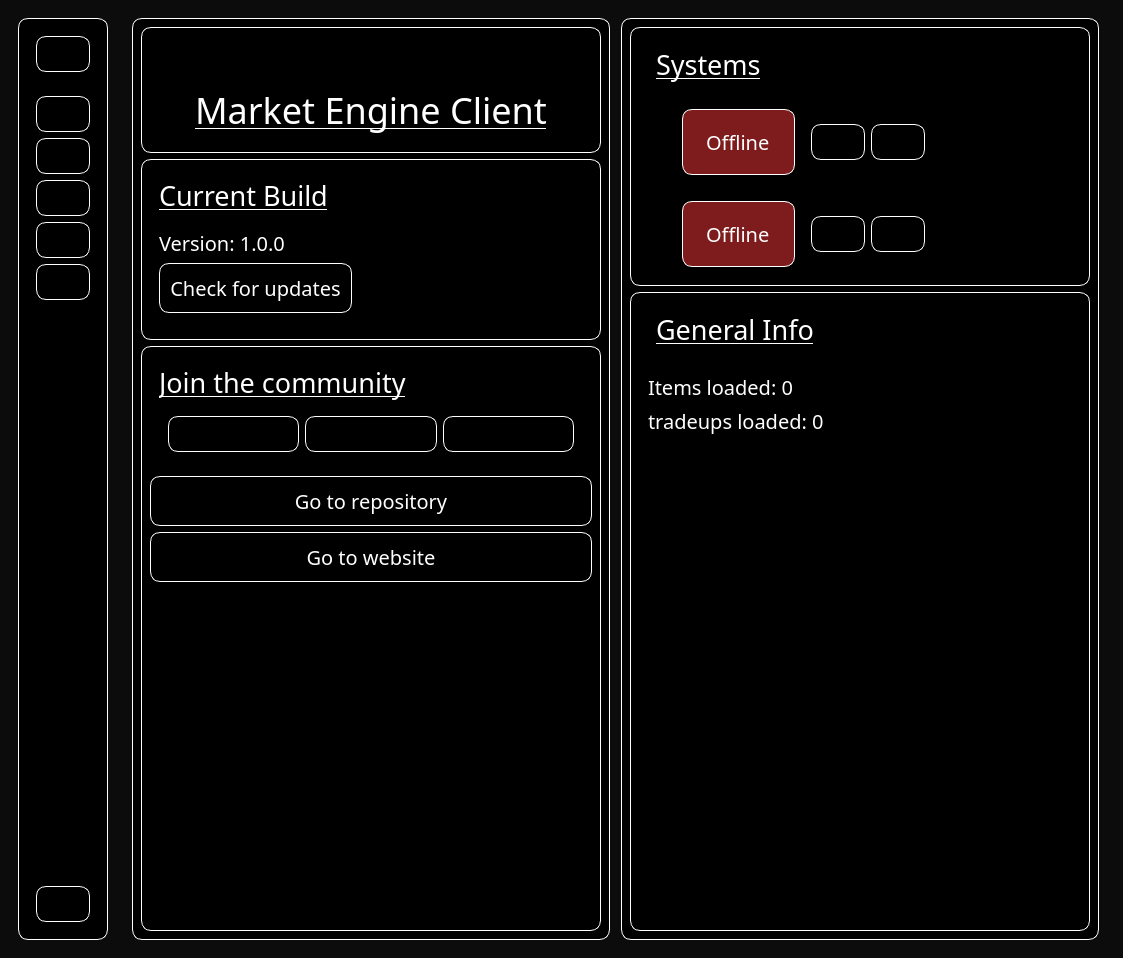
Before: the Qt Designer form ui/market_engine_client.ui in 1FIL0/Market-Engine-Assets, drawn with Qt 5.
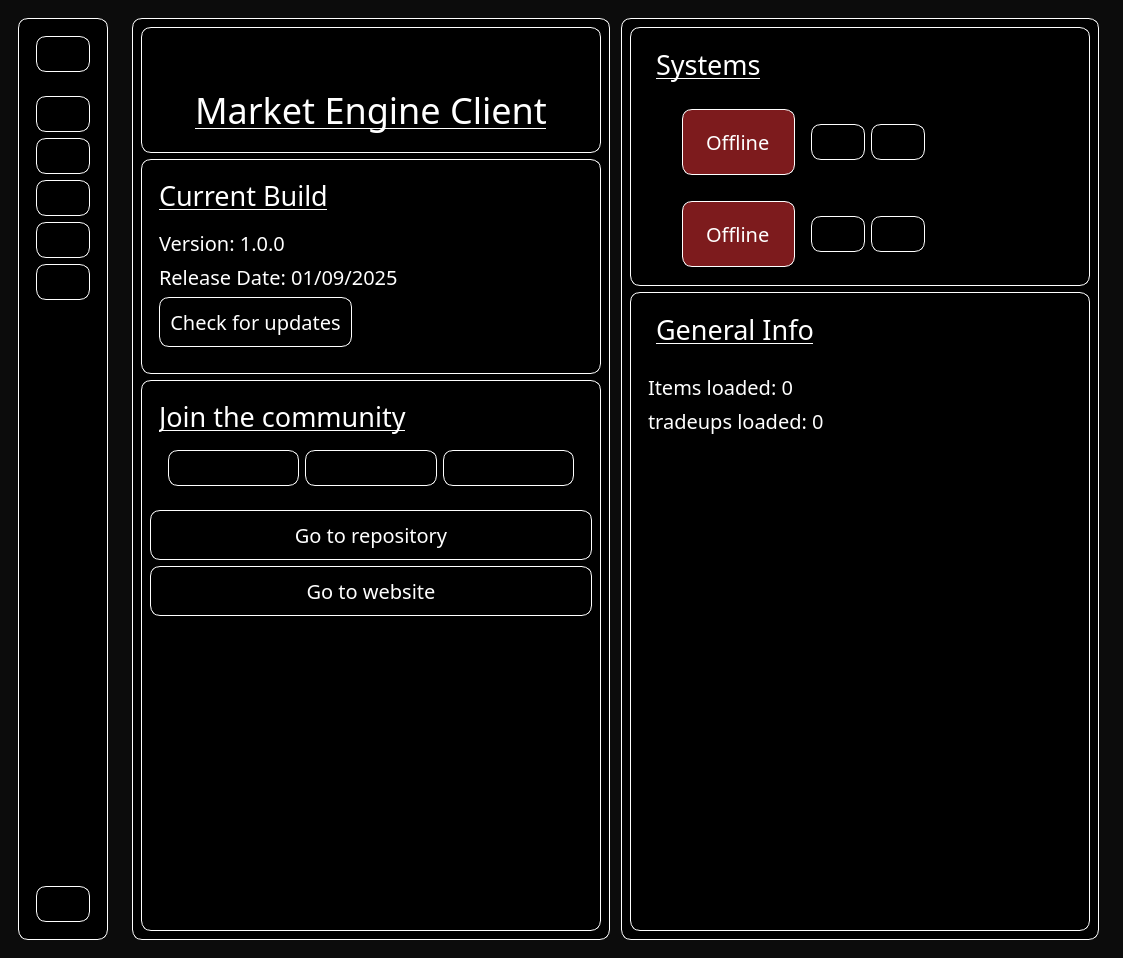
After: the same form once the commit is applied. Icons and pictures are not drawn.

```diff
--- a/ui/market_engine_client.ui
+++ b/ui/market_engine_client.ui
@@ -601,6 +601,22 @@
                          </property>
                         </widget>
                        </item>
+                       <item>
+                        <widget class="QLabel" name="label_32">
+                         <property name="font">
+                          <font>
+                           <family>SystemHud</family>
+                           <pointsize>15</pointsize>
+                           <weight>50</weight>
+                           <bold>false</bold>
+                           <underline>false</underline>
+                          </font>
+                         </property>
+                         <property name="text">
+                          <string>Release Date: 01/09/2025</string>
+                         </property>
+                        </widget>
+                       </item>
                        <item alignment="Qt::AlignLeft">
                         <widget class="QPushButton" name="buttonCheckForUpdates">
                          <property name="font">
```
Left out of the diff: 125 changed lines with no effect on the pictures.
